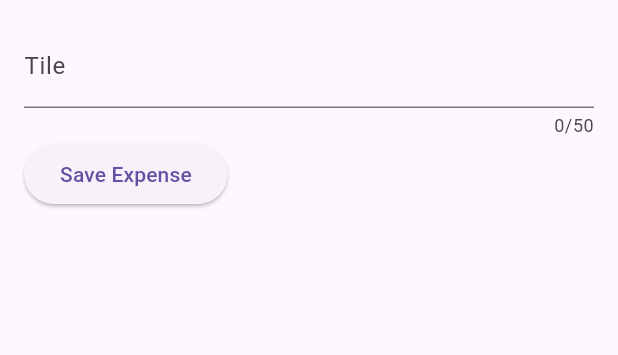
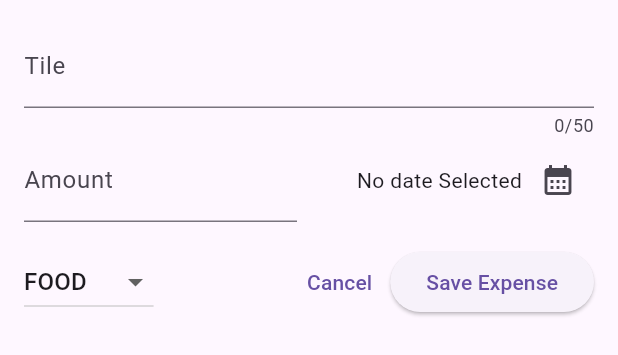
Before and after one commit to bang270197/Flutter_Udemy_Expense_Tracker, a Flutter app: the NewExpense widget shown alone on an empty page, opened directly, on a phone screen of 412 x 824 dp. Shown: the top 355 px of the screen. Run offline on Flutter 3.47's test engine with Material 3 defaults, Android fonts, the phone set to English and light mode, and no system bars; missing offline and left inert: dart:ffi.

Commit message:
add dateTimePicker and dropdown

```diff
--- a/lib/widget/new_expense.dart
+++ b/lib/widget/new_expense.dart
@@ -1,4 +1,5 @@
 import 'package:flutter/material.dart';
+import 'package:expense_tracker/model/expense.dart';
 
 class NewExpense extends StatefulWidget {
   const NewExpense({super.key});
@@ -10,7 +11,8 @@ class NewExpense extends StatefulWidget {
 }
 
 class _NewExpenseSate extends State<NewExpense> {
-  final titleController = TextEditingController();
+  final _titleController = TextEditingController();
+  final _amountController = TextEditingController();
 
   // String enteredTile = '';
 
@@ -20,9 +22,27 @@ class _NewExpenseSate extends State<NewExpense> {
 
   @override
   void dispose() {
-    titleController.dispose();
+    _titleController.dispose();
+    _amountController.dispose();
     // TODO: implement dispose
     super.dispose();
+  }
+
+  DateTime? _selectedDate;
+  Category _selectedCategory = Category.food;
+  void _persentDatePicker() async {
+    final now = DateTime.now();
+    final firstDate = DateTime(now.year - 1, now.month, now.day);
+
+    final _pickTimeDate = await showDatePicker(
+        context: context,
+        initialDate: now,
+        firstDate: firstDate,
+        lastDate: now);
+
+    setState(() {
+      _selectedDate = _pickTimeDate;
+    });
   }
 
   @override
@@ -32,16 +52,75 @@ class _NewExpenseSate extends State<NewExpense> {
       child: Column(
         children: [
           TextField(
-            controller: titleController,
+            controller: _titleController,
             // onChanged: _saveTitleInput,
             maxLength: 50,
             decoration: const InputDecoration(label: Text('Tile')),
           ),
           Row(
             children: [
+              Expanded(
+                child: TextField(
+                  controller: _amountController,
+                  keyboardType: TextInputType.number,
+
+                  // onChanged: _saveTitleInput,
+                  decoration: const InputDecoration(
+                      prefixText: '\$ ', label: Text('Amount')),
+                ),
+              ),
+              const SizedBox(
+                width: 16,
+              ),
+              Expanded(
+                  child: Row(
+                mainAxisAlignment: MainAxisAlignment.end,
+                crossAxisAlignment: CrossAxisAlignment.center,
+                children: [
+                  Text(_selectedDate == null
+                      ? "No date Selected"
+                      : formatter.format(_selectedDate!)),
+                  IconButton(
+                    onPressed: _persentDatePicker,
+                    icon: const Icon(Icons.calendar_month),
+                  )
+                ],
+              ))
+            ],
+          ),
+          const SizedBox(
+            height: 16,
+          ),
+          Row(
+            children: [
+              DropdownButton(
+                  value: _selectedCategory,
+                  items: Category.values
+                      .map(
+                        (category) => DropdownMenuItem(
+                          value: category,
+                          child: Text(
+                            category.name.toUpperCase(),
+                          ),
+                        ),
+                      )
+                      .toList(),
+                  onChanged: (value) {
+                    if (value == null) return;
+                    setState(() {
+                      _selectedCategory = value;
+                    });
+                  }),
+              const Spacer(),
+              TextButton(
+                onPressed: () {
+                  Navigator.pop(context);
+                },
+                child: const Text('Cancel'),
+              ),
               ElevatedButton(
                   onPressed: () {
-                    print(titleController.text);
+                    print(_amountController.text);
                   },
                   child: const Text('Save Expense'))
             ],
```
